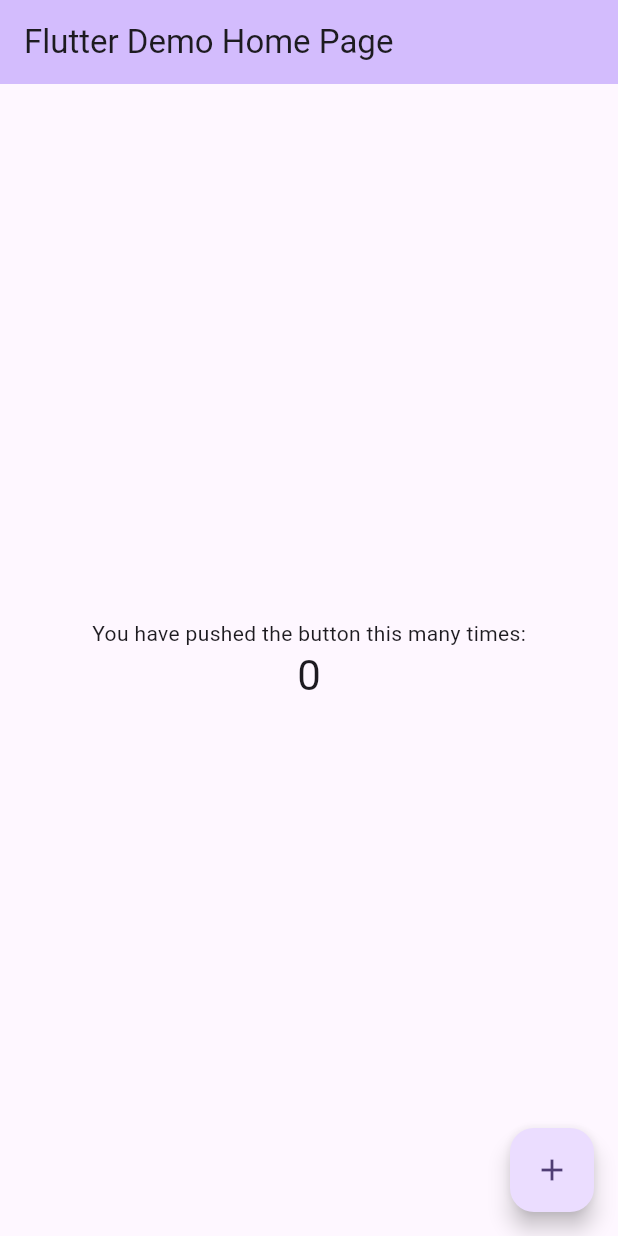
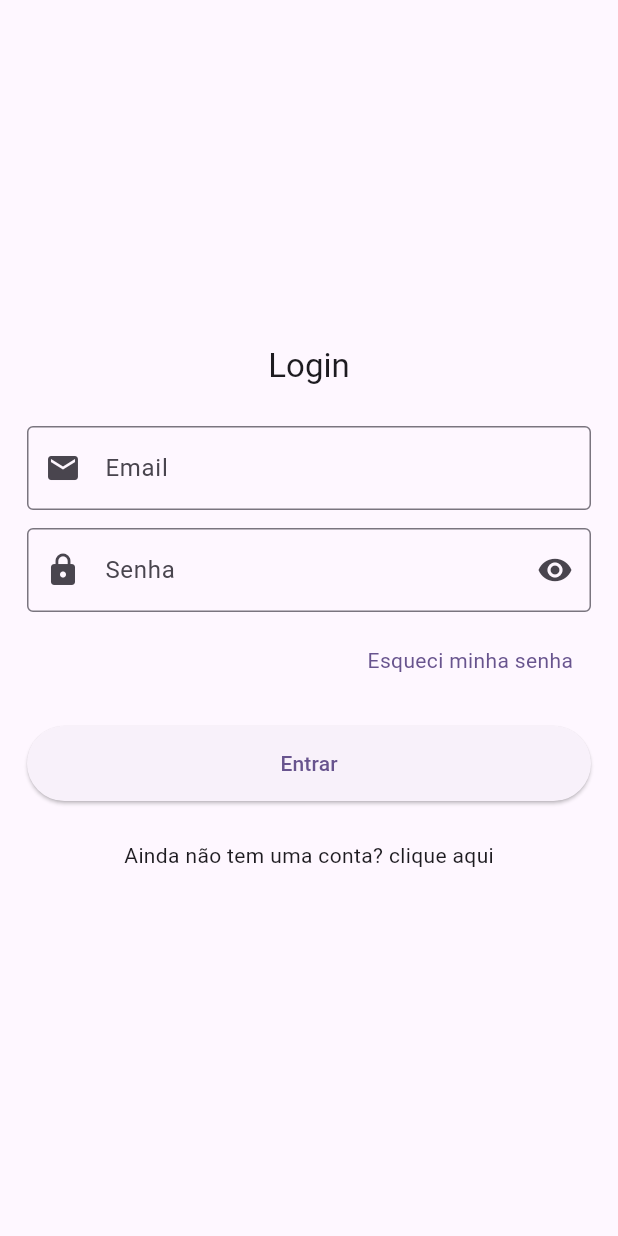
Before and after one commit to wRiqie/Financial-System, a Flutter app: the screen it shows after launch, on a phone screen of 412 x 824 dp. Run offline on Flutter 3.47's test engine with Material 2 defaults, Android fonts, the phone set to English and light mode, and no system bars; our stand-ins replace flutter_bloc.

Commit message:
feat: init login

```diff
--- /dev/null
+++ b/lib/business_logic/base_state.dart
@@ -0,0 +1,11 @@
+base class BaseState<TStatus extends Enum> {
+  final TStatus status;
+  final String? loadingMessage;
+  final String? error;
+
+  BaseState({
+    required this.status,
+    this.loadingMessage,
+    this.error,
+  });
+}
--- /dev/null
+++ b/lib/business_logic/blocs/signin/signin_bloc.dart
@@ -0,0 +1,26 @@
+import 'dart:async';
+
+import 'package:financial_system/business_logic/blocs/signin/signin_event.dart';
+import 'package:financial_system/business_logic/blocs/signin/signin_state.dart';
+import 'package:flutter_bloc/flutter_bloc.dart';
+
+class SigninBloc extends Bloc<SigninEvent, SigninState> {
+  SigninBloc() : super(SigninState()) {
+    on<SigninLoginEvent>(_mapLoginEventToState);
+  }
+
+  Future<void> _mapLoginEventToState(
+    SigninLoginEvent event,
+    Emitter<SigninState> emit,
+  ) async {
+    emit(state.copyWith(
+      status: SigninStatus.loading,
+      loadingMessage: 'Entrando',
+    ));
+    // TODO Login
+
+    emit(state.copyWith(
+      status: SigninStatus.success,
+    ));
+  }
+}
--- /dev/null
+++ b/lib/business_logic/blocs/signin/signin_event.dart
@@ -0,0 +1,3 @@
+abstract class SigninEvent {}
+
+class SigninLoginEvent implements SigninEvent {}
--- /dev/null
+++ b/lib/business_logic/blocs/signin/signin_state.dart
@@ -0,0 +1,32 @@
+import 'package:financial_system/business_logic/base_state.dart';
+
+enum SigninStatus {
+  idle,
+  loading,
+  success,
+  error;
+
+  bool get isLoading => this == SigninStatus.loading;
+  bool get isSuccess => this == SigninStatus.success;
+  bool get isError => this == SigninStatus.error;
+}
+
+final class SigninState extends BaseState<SigninStatus> {
+  SigninState({
+    super.status = SigninStatus.idle,
+    super.loadingMessage,
+    super.error,
+  });
+
+  SigninState copyWith({
+    required SigninStatus status,
+    String? loadingMessage,
+    String? error,
+  }) {
+    return SigninState(
+      status: status,
+      error: error ?? this.error,
+      loadingMessage: loadingMessage ?? this.loadingMessage,
+    );
+  }
+}
--- /dev/null
+++ b/lib/core/values/assets.dart
@@ -0,0 +1,7 @@
+class Assets {
+  Assets._();
+
+  static String imgPath = 'assets/img/';
+
+  static String get signinPoster => '$imgPath/signin_poster.jpg';
+}
--- a/lib/main.dart
+++ b/lib/main.dart
@@ -1,3 +1,5 @@
+import 'package:financial_system/routes/app_pages.dart';
+import 'package:financial_system/routes/app_routes.dart';
 import 'package:flutter/material.dart';
 
 void main() {
@@ -7,46 +9,23 @@
 class MyApp extends StatelessWidget {
   const MyApp({super.key});
 
-  // This widget is the root of your application.
   @override
   Widget build(BuildContext context) {
     return MaterialApp(
-      title: 'Flutter Demo',
+      debugShowCheckedModeBanner: false,
+      title: 'Financial System',
       theme: ThemeData(
-        // This is the theme of your application.
-        //
-        // TRY THIS: Try running your application with "flutter run". You'll see
-        // the application has a blue toolbar. Then, without quitting the app,
-        // try changing the seedColor in the colorScheme below to Colors.green
-        // and then invoke "hot reload" (save your changes or press the "hot
-        // reload" button in a Flutter-supported IDE, or press "r" if you used
-        // the command line to start the app).
-        //
-        // Notice that the counter didn't reset back to zero; the application
-        // state is not lost during the reload. To reset the state, use hot
-        // restart instead.
-        //
-        // This works for code too, not just values: Most code changes can be
-        // tested with just a hot reload.
         colorScheme: ColorScheme.fromSeed(seedColor: Colors.deepPurple),
         useMaterial3: true,
       ),
-      home: const MyHomePage(title: 'Flutter Demo Home Page'),
+      routes: AppPages.values,
+      initialRoute: AppRoutes.signin,
     );
   }
 }
 
 class MyHomePage extends StatefulWidget {
   const MyHomePage({super.key, required this.title});
-
-  // This widget is the home page of your application. It is stateful, meaning
-  // that it has a State object (defined below) that contains fields that affect
-  // how it looks.
-
-  // This class is the configuration for the state. It holds the values (in this
-  // case the title) provided by the parent (in this case the App widget) and
-  // used by the build method of the State. Fields in a Widget subclass are
-  // always marked "final".
 
   final String title;
 
@@ -59,50 +38,19 @@
 
   void _incrementCounter() {
     setState(() {
-      // This call to setState tells the Flutter framework that something has
-      // changed in this State, which causes it to rerun the build method below
-      // so that the display can reflect the updated values. If we changed
-      // _counter without calling setState(), then the build method would not be
-      // called again, and so nothing would appear to happen.
       _counter++;
     });
   }
 
   @override
   Widget build(BuildContext context) {
-    // This method is rerun every time setState is called, for instance as done
-    // by the _incrementCounter method above.
-    //
-    // The Flutter framework has been optimized to make rerunning build methods
-    // fast, so that you can just rebuild anything that needs updating rather
-    // than having to individually change instances of widgets.
     return Scaffold(
       appBar: AppBar(
-        // TRY THIS: Try changing the color here to a specific color (to
-        // Colors.amber, perhaps?) and trigger a hot reload to see the AppBar
-        // change color while the other colors stay the same.
         backgroundColor: Theme.of(context).colorScheme.inversePrimary,
-        // Here we take the value from the MyHomePage object that was created by
-        // the App.build method, and use it to set our appbar title.
         title: Text(widget.title),
       ),
       body: Center(
-        // Center is a layout widget. It takes a single child and positions it
-        // in the middle of the parent.
         child: Column(
-          // Column is also a layout widget. It takes a list of children and
-          // arranges them vertically. By default, it sizes itself to fit its
-          // children horizontally, and tries to be as tall as its parent.
-          //
-          // Column has various properties to control how it sizes itself and
-          // how it positions its children. Here we use mainAxisAlignment to
-          // center the children vertically; the main axis here is the vertical
-          // axis because Columns are vertical (the cross axis would be
-          // horizontal).
-          //
-          // TRY THIS: Invoke "debug painting" (choose the "Toggle Debug Paint"
-          // action in the IDE, or press "p" in the console), to see the
-          // wireframe for each widget.
           mainAxisAlignment: MainAxisAlignment.center,
           children: <Widget>[
             const Text(
@@ -119,7 +67,7 @@
         onPressed: _incrementCounter,
         tooltip: 'Increment',
         child: const Icon(Icons.add),
-      ), // This trailing comma makes auto-formatting nicer for build methods.
+      ),
     );
   }
 }
--- /dev/null
+++ b/lib/presentation/screens/signin/signin.dart
@@ -0,0 +1,16 @@
+import 'package:financial_system/business_logic/blocs/signin/signin_bloc.dart';
+import 'package:financial_system/presentation/screens/signin/signin_screen.dart';
+import 'package:flutter/material.dart';
+import 'package:flutter_bloc/flutter_bloc.dart';
+
+class Signin extends StatelessWidget {
+  const Signin({super.key});
+
+  @override
+  Widget build(BuildContext context) {
+    return BlocProvider(
+      create: (context) => SigninBloc(),
+      child: const SigninScreen(),
+    );
+  }
+}
--- /dev/null
+++ b/lib/presentation/screens/signin/signin_screen.dart
@@ -0,0 +1,134 @@
+import 'package:flutter/material.dart';
+
+class SigninScreen extends StatefulWidget {
+  const SigninScreen({super.key});
+
+  @override
+  State<SigninScreen> createState() => _SigninScreenState();
+}
+
+class _SigninScreenState extends State<SigninScreen> {
+  final obscureText = ValueNotifier(true);
+
+  @override
+  void dispose() {
+    obscureText.dispose();
+    super.dispose();
+  }
+
+  @override
+  Widget build(BuildContext context) {
+    var theme = Theme.of(context);
+
+    return Scaffold(
+      body: Center(
+        child: Padding(
+          padding: const EdgeInsets.symmetric(horizontal: 18),
+          child: Column(
+            mainAxisSize: MainAxisSize.min,
+            children: [
+              Text(
+                'Login',
+                style: theme.textTheme.titleLarge,
+              ),
+              const SizedBox(
+                height: 26,
+              ),
+              TextFormField(
+                decoration: const InputDecoration(
+                  border: OutlineInputBorder(),
+                  prefixIcon: Icon(Icons.email),
+                  label: Text(
+                    'Email',
+                  ),
+                ),
+              ),
+              const SizedBox(
+                height: 12,
+              ),
+              ValueListenableBuilder(
+                valueListenable: obscureText,
+                builder: (context, value, child) {
+                  return TextFormField(
+                    decoration: InputDecoration(
+                      border: const OutlineInputBorder(),
+                      prefixIcon: const Icon(Icons.lock),
+                      suffixIcon: IconButton(
+                        onPressed: _toggleObscurePass,
+                        icon: obscureText.value
+                            ? const Icon(Icons.visibility)
+                            : const Icon(Icons.visibility_off),
+                      ),
+                      label: const Text('Senha'),
+                    ),
+                    obscureText: obscureText.value,
+                  );
+                },
+              ),
+              const SizedBox(
+                height: 8,
+              ),
+              Row(
+                mainAxisAlignment: MainAxisAlignment.end,
+                children: [
+                  TextButton(
+                    child: Text(
+                      'Esqueci minha senha',
+                      style: theme.textTheme.bodyMedium?.copyWith(
+                        color: theme.colorScheme.primary,
+                      ),
+                    ),
+                    onPressed: () {},
+                  ),
+                ],
+              ),
+              const SizedBox(
+                height: 20,
+              ),
+              Row(
+                children: [
+                  Expanded(
+                    child: SizedBox(
+                      height: 50,
+                      child: ElevatedButton(
+                        onPressed: () {},
+                        child: const Text('Entrar'),
+                      ),
+                    ),
+                  ),
+                ],
+              ),
+              const SizedBox(
+                height: 12,
+              ),
+              TextButton(
+                child: Text(
+                  'Ainda não tem uma conta? clique aqui',
+                  style: theme.textTheme.bodyMedium,
+                ),
+                onPressed: () {},
+              ),
+              // Row(
+              //   children: [
+              //     Expanded(
+              //       child: SizedBox(
+              //         height: 50,
+              //         child: ElevatedButton(
+              //           onPressed: () {},
+              //           child: const Text('Cadastrar'),
+              //         ),
+              //       ),
+              //     ),
+              //   ],
+              // ),
+            ],
+          ),
+        ),
+      ),
+    );
+  }
+
+  void _toggleObscurePass() {
+    obscureText.value = !obscureText.value;
+  }
+}
--- /dev/null
+++ b/lib/routes/app_pages.dart
@@ -0,0 +1,10 @@
+import 'package:financial_system/routes/app_routes.dart';
+import 'package:flutter/material.dart';
+
+import '../presentation/screens/signin/signin.dart';
+
+class AppPages {
+  static Map<String, Widget Function(BuildContext context)> values = {
+    AppRoutes.signin: (context) => const Signin()
+  };
+}
--- /dev/null
+++ b/lib/routes/app_routes.dart
@@ -0,0 +1,3 @@
+class AppRoutes {
+  static const signin = '/signin';
+}
```
Also changed, not shown: pubspec.yaml (+4 -3 lines), assets/img/signin_poster.jpg (added), pubspec.lock.
